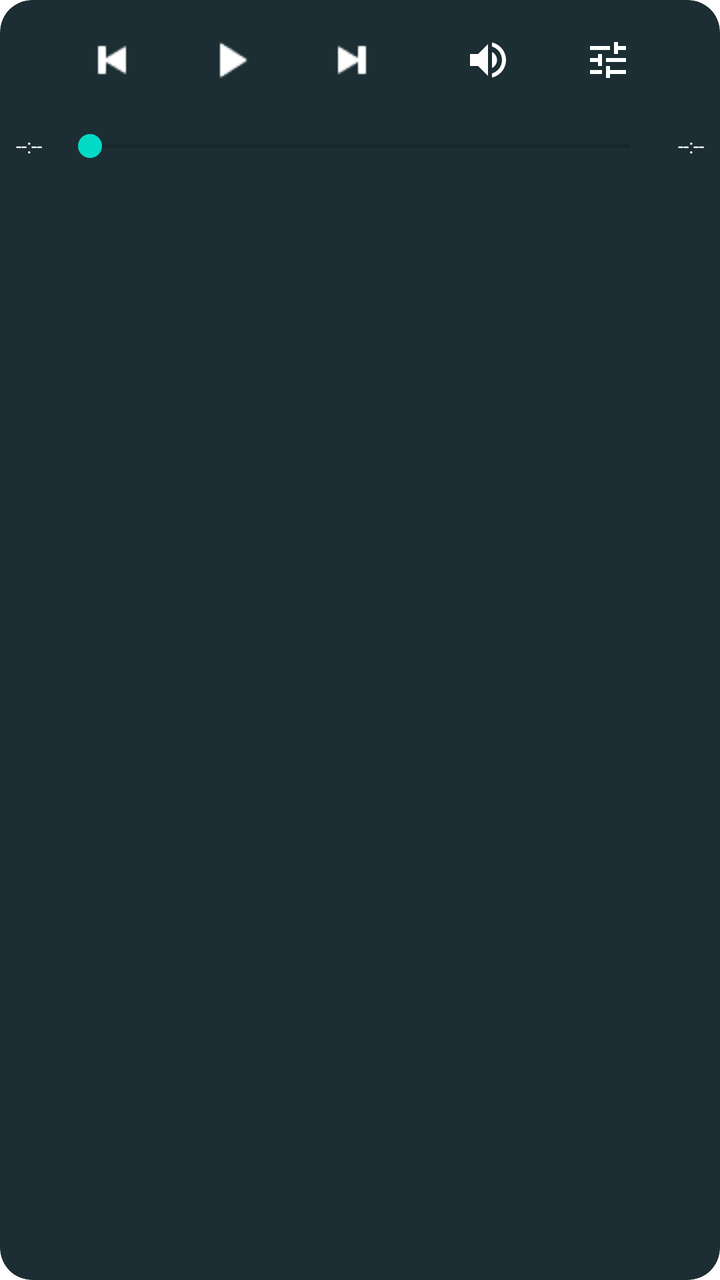
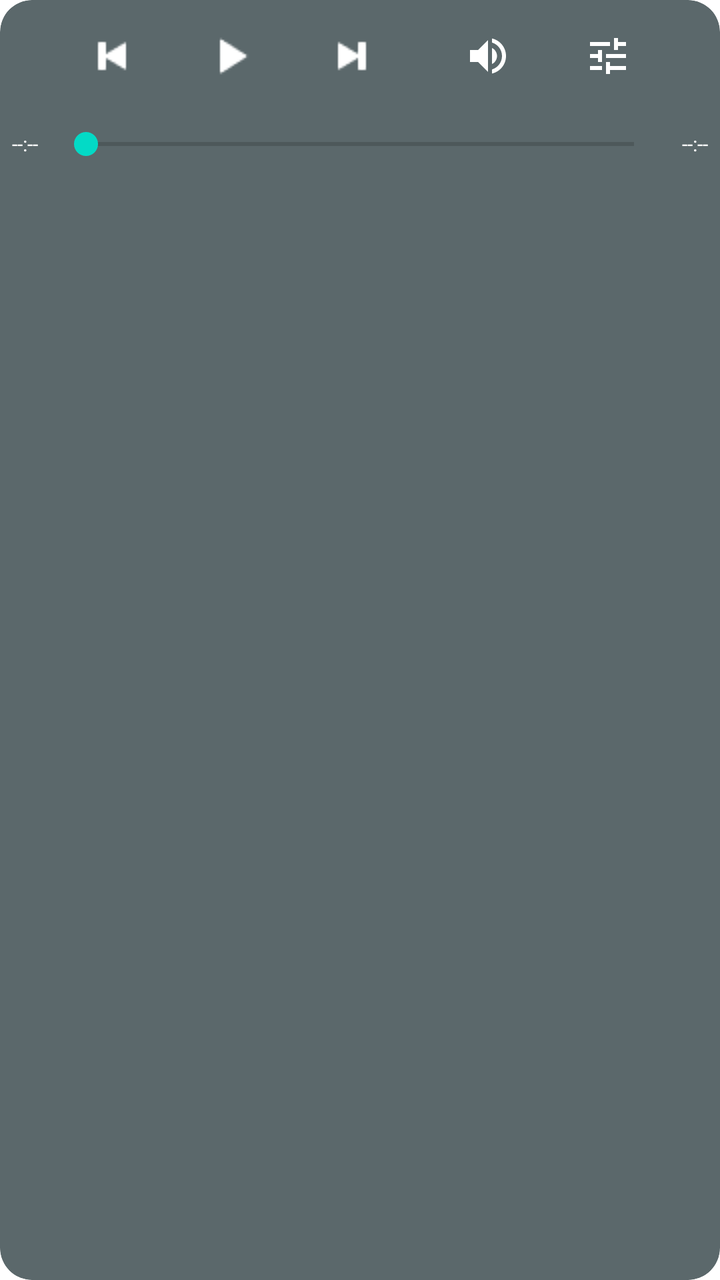

Compare the two renders of this Android layout. The source of the first and the diff that turns it into the second are given below.
<!-- AndroidManifest.xml: fallback theme Theme.MaterialComponents.DayNight.NoActionBar -->
<!-- res/layout/controls.xml -->
<?xml version="1.0" encoding="utf-8" ?>
<LinearLayout
  xmlns:android="http://schemas.android.com/apk/res/android"
  android:layout_width="match_parent"
  android:layout_height="match_parent"
  android:background="@drawable/layout_bg"
  android:clipToOutline="true"
  android:orientation="vertical"
  android:padding="8dp"
>
  <LinearLayout
    android:layout_width="match_parent"
    android:layout_height="48dp"
    android:gravity="center"
    android:orientation="horizontal"
  >
    <Button
      android:id="@+id/browse_button"
      android:layout_width="56dp"
      android:layout_height="48dp"
      android:layout_marginEnd="4dp"
      android:background="@android:color/transparent"
      android:contentDescription="Browse"
      android:drawableTop="@drawable/ic_browse"
      android:gravity="center"
      android:minHeight="0dp"
      android:minWidth="0dp"
      android:tooltipText="Browse"
    />
    <Button
      android:id="@+id/back_button"
      android:layout_width="56dp"
      android:layout_height="48dp"
      android:layout_marginEnd="4dp"
      android:background="@android:color/transparent"
      android:contentDescription="Previous video"
      android:drawableTop="@drawable/back"
      android:gravity="center"
      android:minHeight="0dp"
      android:minWidth="0dp"
      android:tooltipText="Previous video"
    />
    <Button
      android:id="@+id/play_pause_button"
      android:layout_width="56dp"
      android:layout_height="48dp"
      android:layout_marginEnd="4dp"
      android:background="@android:color/transparent"
      android:contentDescription="Play or pause"
      android:drawableTop="@drawable/play"
      android:gravity="center"
      android:minHeight="0dp"
      android:minWidth="0dp"
      android:tooltipText="Play or pause"
    />
    <Button
      android:id="@+id/forward_button"
      android:layout_width="56dp"
      android:layout_height="48dp"
      android:background="@android:color/transparent"
      android:contentDescription="Next video"
      android:drawableTop="@drawable/forward"
      android:gravity="center"
      android:minHeight="0dp"
      android:minWidth="0dp"
      android:tooltipText="Next video"
    />
    <Space
      android:layout_width="12dp"
      android:layout_height="1dp"
    />
    <Button
      android:id="@+id/volume_button"
      android:layout_width="56dp"
      android:layout_height="48dp"
      android:layout_marginEnd="4dp"
      android:background="@android:color/transparent"
      android:contentDescription="Volume"
      android:drawablePadding="2dp"
      android:drawableTop="@drawable/ic_volume"
      android:gravity="center"
      android:minHeight="0dp"
      android:minWidth="0dp"
      android:text="100%"
      android:textColor="@android:color/white"
      android:textSize="10sp"
      android:tooltipText="Volume"
    />
    <Button
      android:id="@+id/quality_button"
      android:layout_width="56dp"
      android:layout_height="48dp"
      android:layout_marginEnd="4dp"
      android:background="@android:color/transparent"
      android:contentDescription="Playback quality"
      android:drawablePadding="2dp"
      android:drawableTop="@drawable/ic_quality"
      android:gravity="center"
      android:minHeight="0dp"
      android:minWidth="0dp"
      android:text="Auto"
      android:textColor="@android:color/white"
      android:textSize="10sp"
      android:tooltipText="Playback quality"
    />
    <Button
      android:id="@+id/speed_button"
      android:layout_width="56dp"
      android:layout_height="48dp"
      android:background="@android:color/transparent"
      android:contentDescription="Playback speed"
      android:drawablePadding="2dp"
      android:drawableTop="@drawable/ic_speed"
      android:gravity="center"
      android:minHeight="0dp"
      android:minWidth="0dp"
      android:text="1x"
      android:textColor="@android:color/white"
      android:textSize="10sp"
      android:tooltipText="Playback speed"
    />
  </LinearLayout>
  <LinearLayout
    android:layout_width="match_parent"
    android:layout_height="wrap_content"
    android:layout_marginTop="8dp"
    android:gravity="center_vertical"
    android:orientation="horizontal"
  >
    <TextView
      android:id="@+id/elapsed_time"
      android:layout_width="wrap_content"
      android:layout_height="wrap_content"
      android:text="--:--"
      android:textColor="@android:color/white"
      android:textSize="10sp"
    />
    <SeekBar
      android:id="@+id/seek_bar"
      style="@style/Widget.AppCompat.SeekBar"
      android:layout_width="0dp"
      android:layout_height="wrap_content"
      android:layout_marginHorizontal="8dp"
      android:layout_weight="1"
    />
    <TextView
      android:id="@+id/duration_time"
      android:layout_width="wrap_content"
      android:layout_height="wrap_content"
      android:text="--:--"
      android:textColor="@android:color/white"
      android:textSize="10sp"
    />
  </LinearLayout>
</LinearLayout>
<!-- resources referenced by this layout -->
<resources>
  <!-- drawable back: png bitmap (drawable, 252 bytes) -->
  <!-- drawable forward: png bitmap (drawable, 244 bytes) -->
  <!-- drawable ic_browse (drawable) -->
  <vector xmlns:android="http://schemas.android.com/apk/res/android"
      android:width="24dp"
      android:height="24dp"
      android:viewportWidth="24"
      android:viewportHeight="24">
    <path
        android:fillColor="#FFFFFFFF"
        android:pathData="M9.5,3a6.5,6.5 0,1 0,0 13a6.5,6.5 0,0 0,0 -13M9.5,5a4.5,4.5 0,1 1,0 9a4.5,4.5 0,0 1,0 -9M14.2,13.8l5.4,5.4l-1.4,1.4l-5.4,-5.4z" />
  </vector>
  <!-- drawable ic_quality (drawable) -->
  <vector xmlns:android="http://schemas.android.com/apk/res/android"
      android:width="24dp"
      android:height="24dp"
      android:viewportWidth="24"
      android:viewportHeight="24">
    <path
        android:fillColor="#FFFFFFFF"
        android:pathData="M3,17v2h6v-2zM3,5v2h10V5zM13,21v-2h8v-2h-8v-2h-2v6zM7,9v2H3v2h4v2h2V9zM21,13v-2H11v2zM15,9h2V7h4V5h-4V3h-2z" />
  </vector>
  <!-- drawable ic_speed (drawable) -->
  <vector xmlns:android="http://schemas.android.com/apk/res/android"
      android:width="24dp"
      android:height="24dp"
      android:viewportWidth="24"
      android:viewportHeight="24">
    <path
        android:fillColor="#FFFFFFFF"
        android:pathData="M12,4a8,8 0,1 0,8 8h-2a6,6 0,1 1,-1.76 -4.24L14.83,9.17A4,4 0,1 0,16,12h-2a2,2 0,1 1,-0.59 -1.41l-3.82,3.82l1.41,1.41l3.82,-3.82A4,4 0,0 0,12,8a3.98,3.98 0,0 0,-2.83,1.17l-1.41,-1.41A5.97,5.97 0,0 1,12,6z" />
  </vector>
  <!-- drawable ic_volume (drawable) -->
  <vector xmlns:android="http://schemas.android.com/apk/res/android"
      android:width="24dp"
      android:height="24dp"
      android:viewportWidth="24"
      android:viewportHeight="24">
    <path
        android:fillColor="#FFFFFFFF"
        android:pathData="M3,9v6h4l5,5V4L7,9zM16.5,12c0,-1.77 -1.02,-3.29 -2.5,-4.03v8.05c1.48,-0.73 2.5,-2.25 2.5,-4.02zM14,3.23v2.06c2.89,0.86 5,3.54 5,6.71s-2.11,5.85 -5,6.71v2.06c4.01,-0.91 7,-4.49 7,-8.77S18.01,4.14 14,3.23z" />
  </vector>
  <!-- drawable layout_bg (drawable) -->
  <?xml version="1.0" encoding="UTF-8" ?>
  
  <shape xmlns:android="http://schemas.android.com/apk/res/android">
    <solid android:color="#FF1C2E33" />
    <corners android:radius="16dp" />
    <padding
      android:left="0dp"
      android:top="0dp"
      android:right="0dp"
      android:bottom="0dp"
    />
  </shape>
  <!-- drawable play: png bitmap (drawable, 246 bytes) -->
  <style name="Widget.AppCompat.SeekBar" parent="Base.Widget.AppCompat.SeekBar" />
</resources>

<!-- the commit's change to res/layout/controls.xml (unified diff, before → after) -->
@@ -6,18 +6,18 @@
   android:background="@drawable/layout_bg"
   android:clipToOutline="true"
   android:orientation="vertical"
-  android:padding="8dp"
+  android:padding="6dp"
 >
   <LinearLayout
     android:layout_width="match_parent"
-    android:layout_height="48dp"
+    android:layout_height="44dp"
     android:gravity="center"
     android:orientation="horizontal"
   >
     <Button
       android:id="@+id/browse_button"
       android:layout_width="56dp"
-      android:layout_height="48dp"
+      android:layout_height="44dp"
       android:layout_marginEnd="4dp"
       android:background="@android:color/transparent"
       android:contentDescription="Browse"
@@ -30,7 +30,7 @@
     <Button
       android:id="@+id/back_button"
       android:layout_width="56dp"
-      android:layout_height="48dp"
+      android:layout_height="44dp"
       android:layout_marginEnd="4dp"
       android:background="@android:color/transparent"
       android:contentDescription="Previous video"
@@ -43,7 +43,7 @@
     <Button
       android:id="@+id/play_pause_button"
       android:layout_width="56dp"
-      android:layout_height="48dp"
+      android:layout_height="44dp"
       android:layout_marginEnd="4dp"
       android:background="@android:color/transparent"
       android:contentDescription="Play or pause"
@@ -56,7 +56,7 @@
     <Button
       android:id="@+id/forward_button"
       android:layout_width="56dp"
-      android:layout_height="48dp"
+      android:layout_height="44dp"
       android:background="@android:color/transparent"
       android:contentDescription="Next video"
       android:drawableTop="@drawable/forward"
@@ -72,11 +72,11 @@
     <Button
       android:id="@+id/volume_button"
       android:layout_width="56dp"
-      android:layout_height="48dp"
+      android:layout_height="44dp"
       android:layout_marginEnd="4dp"
       android:background="@android:color/transparent"
       android:contentDescription="Volume"
-      android:drawablePadding="2dp"
+      android:drawablePadding="1dp"
       android:drawableTop="@drawable/ic_volume"
       android:gravity="center"
       android:minHeight="0dp"
@@ -89,11 +89,11 @@
     <Button
       android:id="@+id/quality_button"
       android:layout_width="56dp"
-      android:layout_height="48dp"
+      android:layout_height="44dp"
       android:layout_marginEnd="4dp"
       android:background="@android:color/transparent"
       android:contentDescription="Playback quality"
-      android:drawablePadding="2dp"
+      android:drawablePadding="1dp"
       android:drawableTop="@drawable/ic_quality"
       android:gravity="center"
       android:minHeight="0dp"
@@ -106,10 +106,10 @@
     <Button
       android:id="@+id/speed_button"
       android:layout_width="56dp"
-      android:layout_height="48dp"
+      android:layout_height="44dp"
       android:background="@android:color/transparent"
       android:contentDescription="Playback speed"
-      android:drawablePadding="2dp"
+      android:drawablePadding="1dp"
       android:drawableTop="@drawable/ic_speed"
       android:gravity="center"
       android:minHeight="0dp"
@@ -122,8 +122,8 @@
   </LinearLayout>
   <LinearLayout
     android:layout_width="match_parent"
-    android:layout_height="wrap_content"
-    android:layout_marginTop="8dp"
+    android:layout_height="32dp"
+    android:layout_marginTop="6dp"
     android:gravity="center_vertical"
     android:orientation="horizontal"
   >
@@ -139,7 +139,7 @@
       android:id="@+id/seek_bar"
       style="@style/Widget.AppCompat.SeekBar"
       android:layout_width="0dp"
-      android:layout_height="wrap_content"
+      android:layout_height="32dp"
       android:layout_marginHorizontal="8dp"
       android:layout_weight="1"
     />
<!-- resource entries referenced after the edit -->
@@ -46,7 +46,7 @@
   <?xml version="1.0" encoding="UTF-8" ?>
   
   <shape xmlns:android="http://schemas.android.com/apk/res/android">
-    <solid android:color="#FF1C2E33" />
+    <solid android:color="#B81C2E33" />
     <corners android:radius="16dp" />
     <padding
       android:left="0dp"
